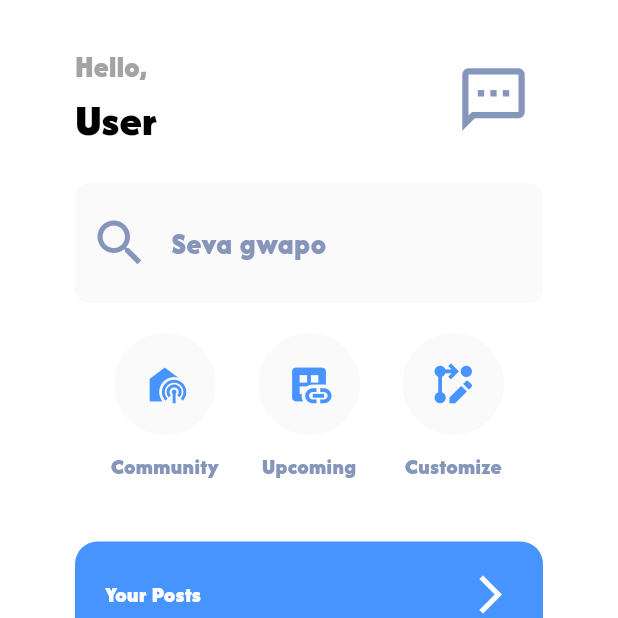
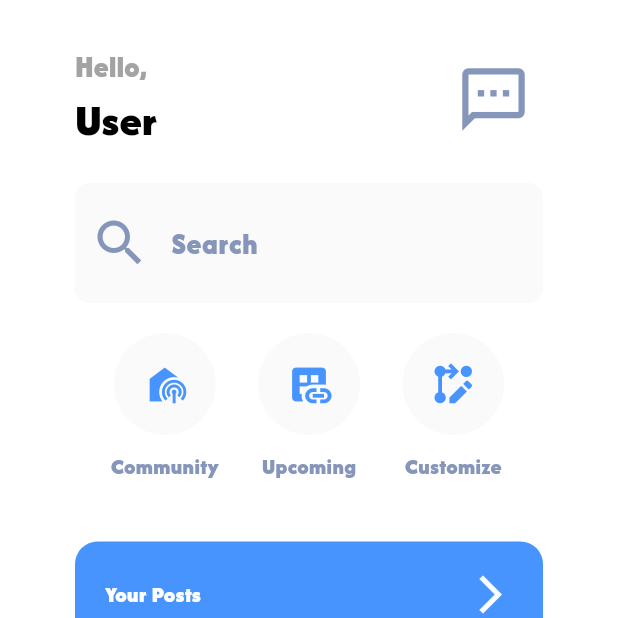
Before and after one commit to RJSeebs02/ECommerceApp, a Flutter app: the HomePage screen opened directly, on a phone screen of 412 x 824 dp, the top half of it. Run offline on Flutter 3.47's test engine with Material 3 defaults, Android fonts, the phone set to English and light mode, and no system bars.

Commit message:
Update home.dart

```diff
--- a/lib/pages/home.dart
+++ b/lib/pages/home.dart
@@ -51,7 +51,7 @@ class HomePage extends StatelessWidget {
                   fontSize: 20,
                 ),
                 decoration: InputDecoration(
-                  labelText: 'Seva gwapo',
+                  labelText: 'Search',
                   labelStyle: const TextStyle(
                     color: AppColors.defaultText,
                     fontSize: 20,
```
